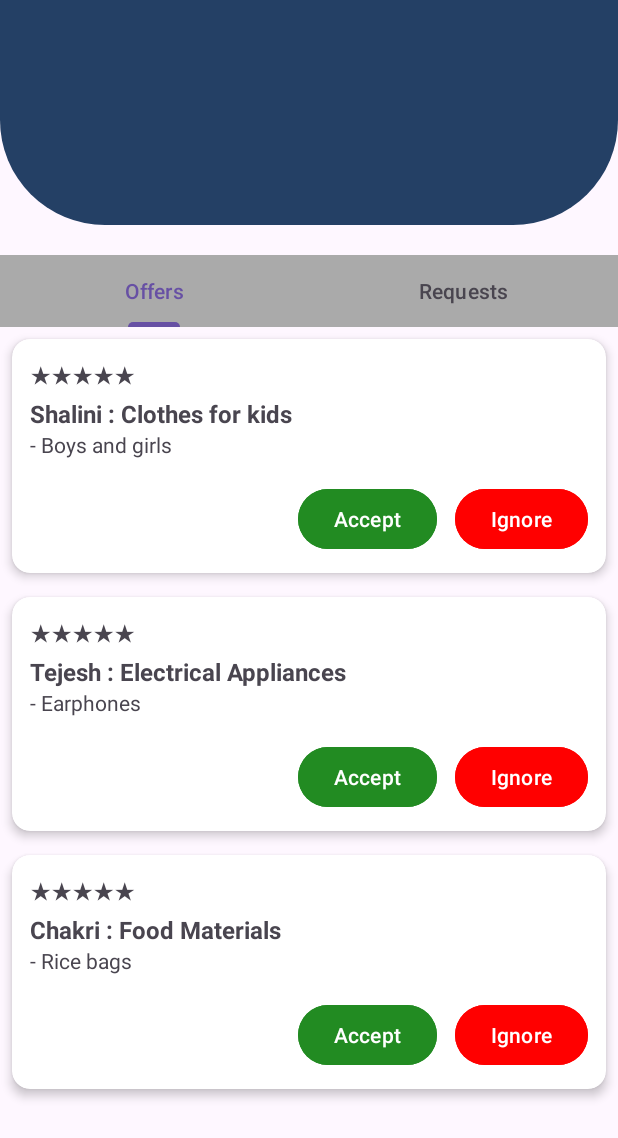
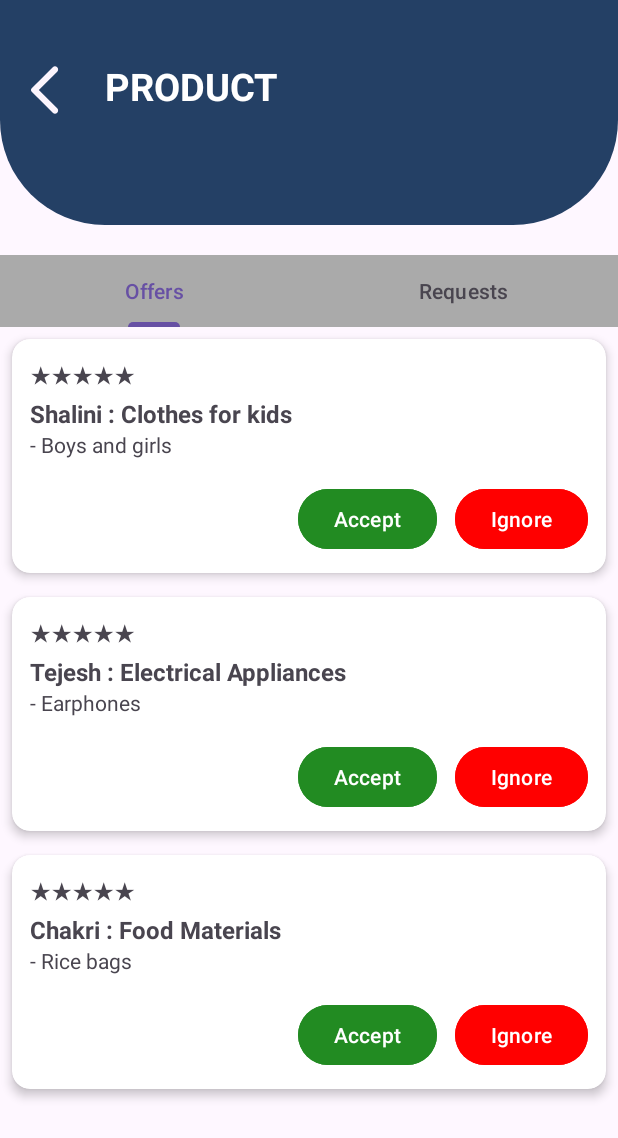
Before and after one commit to Chrizrohan/communi-help, an Android app: the OfferProduct screen opened directly, with no data from a screen before it, on a phone screen of 412 x 824 dp. Shown: the top 1138 px of the screen. Run offline under Robolectric (Android 15) with nearby library versions, the phone set to English and light mode, and no system bars.

Commit message:
offer screen added

```diff
--- a/app/src/main/res/layout/activity_offerproduct.xml
+++ b/app/src/main/res/layout/activity_offerproduct.xml
@@ -10,6 +10,29 @@
         android:layout_height="150dp"
         android:src="@drawable/box"
         app:layout_constraintTop_toTopOf="parent" />
+    <ImageView
+        android:id="@+id/backArrow"
+        android:layout_width="40dp"
+        android:layout_height="40dp"
+        android:layout_marginStart="10dp"
+        android:layout_marginTop="40dp"
+        android:src="@drawable/arrowback"
+        app:layout_constraintStart_toStartOf="parent"
+        app:layout_constraintTop_toTopOf="parent" />
+
+    <TextView
+        android:id="@+id/serviceTitle"
+        android:layout_width="wrap_content"
+        android:layout_height="wrap_content"
+        android:text="PRODUCT"
+        android:textColor="@android:color/white"
+        android:textSize="25sp"
+        android:textStyle="bold"
+        android:elevation="10dp"
+        android:layout_marginStart="70dp"
+        android:layout_marginTop="40dp"
+        app:layout_constraintTop_toTopOf="parent"
+        app:layout_constraintStart_toStartOf="parent" />
 
 
     <com.google.android.material.tabs.TabLayout
--- a/app/src/main/res/layout/activity_service.xml
+++ b/app/src/main/res/layout/activity_service.xml
@@ -27,7 +27,7 @@
         android:layout_height="wrap_content"
         android:text="SERVICES"
         android:textColor="@android:color/white"
-        android:textSize="28sp"
+        android:textSize="25sp"
         android:textStyle="bold"
         android:elevation="10dp"
         android:layout_marginStart="70dp"
--- a/app/src/main/res/layout/notify2_item.xml
+++ b/app/src/main/res/layout/notify2_item.xml
@@ -13,7 +13,6 @@
         android:layout_height="wrap_content"
         android:orientation="horizontal">
 
-        <!-- Left side: Name, Details, Address -->
         <LinearLayout
             android:layout_width="0dp"
             android:layout_height="wrap_content"
```
Also changed, not shown: app/src/main/AndroidManifest.xml (+9 -8 lines), app/src/main/res/layout/activity_auth.xml (+6 -3 lines), app/src/main/res/layout/activity_medical_emergency.xml (+35 -0 lines).
